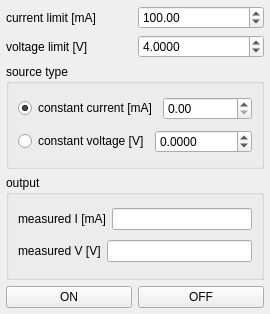
The window that instruments/keithley_2600_LED_driver.ui (dean-nanomol/nanomol) describes before a commit, drawn with Qt 5.
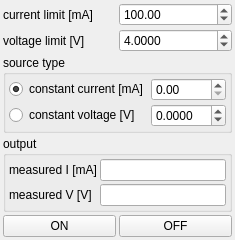
The same window after the commit.

Commit message: update Keithley LED driver

The edit to the form file:
```diff
--- a/instruments/keithley_2600_LED_driver.ui
+++ b/instruments/keithley_2600_LED_driver.ui
@@ -6,28 +6,34 @@
    <rect>
     <x>0</x>
     <y>0</y>
-    <width>270</width>
-    <height>314</height>
+    <width>211</width>
+    <height>215</height>
    </rect>
   </property>
   <property name="windowTitle">
    <string>LED Keithley</string>
   </property>
   <layout class="QVBoxLayout" name="verticalLayout">
+   <property name="spacing">
+    <number>3</number>
+   </property>
    <property name="leftMargin">
-    <number>6</number>
+    <number>3</number>
    </property>
    <property name="topMargin">
-    <number>6</number>
+    <number>3</number>
    </property>
    <property name="rightMargin">
-    <number>6</number>
+    <number>3</number>
    </property>
    <property name="bottomMargin">
-    <number>6</number>
+    <number>3</number>
    </property>
    <item>
     <layout class="QHBoxLayout" name="horizontalLayout">
+     <property name="spacing">
+      <number>3</number>
+     </property>
      <item>
       <widget class="QLabel" name="label">
        <property name="text">
@@ -49,6 +55,9 @@
    </item>
    <item>
     <layout class="QHBoxLayout" name="horizontalLayout_2">
+     <property name="spacing">
+      <number>3</number>
+     </property>
      <item>
       <widget class="QLabel" name="label_2">
        <property name="text">
@@ -73,10 +82,36 @@
      <property name="title">
       <string>source type</string>
      </property>
-     <layout class="QVBoxLayout" name="verticalLayout_2">
-      <item>
-       <layout class="QHBoxLayout" name="horizontalLayout_4">
-        <item>
+     <layout class="QGridLayout" name="gridLayout_2">
+      <property name="leftMargin">
+       <number>3</number>
+      </property>
+      <property name="topMargin">
+       <number>3</number>
+      </property>
+      <property name="rightMargin">
+       <number>3</number>
+      </property>
+      <property name="bottomMargin">
+       <number>3</number>
+      </property>
+      <property name="spacing">
+       <number>3</number>
+      </property>
+      <item row="0" column="1">
+       <widget class="QDoubleSpinBox" name="I_constant_current_doubleSpinBox">
+        <property name="decimals">
+         <number>2</number>
+        </property>
+        <property name="maximum">
+         <double>1500.000000000000000</double>
+        </property>
+        <property name="singleStep">
+         <double>0.100000000000000</double>
+        </property>
+       </widget>
+      </item>
+      <item row="0" column="0">
          <widget class="QRadioButton" name="constant_current_radioButton">
           <property name="text">
            <string>constant current [mA]</string>
@@ -86,31 +121,14 @@
           </property>
          </widget>
         </item>
-        <item>
-         <widget class="QDoubleSpinBox" name="I_constant_current_doubleSpinBox">
-          <property name="decimals">
-           <number>2</number>
-          </property>
-          <property name="maximum">
-           <double>1500.000000000000000</double>
-          </property>
-          <property name="singleStep">
-           <double>0.100000000000000</double>
-          </property>
-         </widget>
-        </item>
-       </layout>
-      </item>
-      <item>
-       <layout class="QHBoxLayout" name="horizontalLayout_5">
-        <item>
+      <item row="1" column="0">
          <widget class="QRadioButton" name="constant_voltage_radioButton">
           <property name="text">
            <string>constant voltage [V]</string>
           </property>
          </widget>
         </item>
-        <item>
+      <item row="1" column="1">
          <widget class="QDoubleSpinBox" name="V_constant_voltage_doubleSpinBox">
           <property name="decimals">
            <number>4</number>
@@ -127,8 +145,6 @@
          </widget>
         </item>
        </layout>
-      </item>
-     </layout>
     </widget>
    </item>
    <item>
@@ -136,48 +152,58 @@
      <property name="title">
       <string>output</string>
      </property>
-     <layout class="QVBoxLayout" name="verticalLayout_3">
-      <item>
-       <layout class="QHBoxLayout" name="horizontalLayout_6">
-        <item>
+     <layout class="QGridLayout" name="gridLayout">
+      <property name="leftMargin">
+       <number>3</number>
+      </property>
+      <property name="topMargin">
+       <number>3</number>
+      </property>
+      <property name="rightMargin">
+       <number>3</number>
+      </property>
+      <property name="bottomMargin">
+       <number>3</number>
+      </property>
+      <property name="spacing">
+       <number>3</number>
+      </property>
+      <item row="0" column="0">
          <widget class="QLabel" name="label_3">
           <property name="text">
            <string>measured I [mA]</string>
           </property>
          </widget>
         </item>
-        <item>
-         <widget class="QLineEdit" name="output_I_lineEdit">
-          <property name="maxLength">
-           <number>20</number>
-          </property>
-         </widget>
-        </item>
-       </layout>
-      </item>
-      <item>
-       <layout class="QHBoxLayout" name="horizontalLayout_7">
-        <item>
+      <item row="1" column="0">
          <widget class="QLabel" name="label_4">
           <property name="text">
            <string>measured V [V]</string>
           </property>
          </widget>
         </item>
-        <item>
-         <widget class="QLineEdit" name="output_V_lineEdit">
+      <item row="1" column="1">
+       <widget class="QLineEdit" name="measured_V_lineEdit">
           <property name="maxLength">
            <number>20</number>
           </property>
          </widget>
         </item>
-       </layout>
+      <item row="0" column="1">
+       <widget class="QLineEdit" name="measured_I_lineEdit">
+        <property name="maxLength">
+         <number>20</number>
+        </property>
+       </widget>
       </item>
      </layout>
     </widget>
    </item>
    <item>
     <layout class="QHBoxLayout" name="horizontalLayout_3">
+     <property name="spacing">
+      <number>3</number>
+     </property>
      <item>
       <widget class="QPushButton" name="on_pushButton">
        <property name="text">
```
Lines whose indentation alone changed are shown as unchanged. The commit also changes 1 other file.
